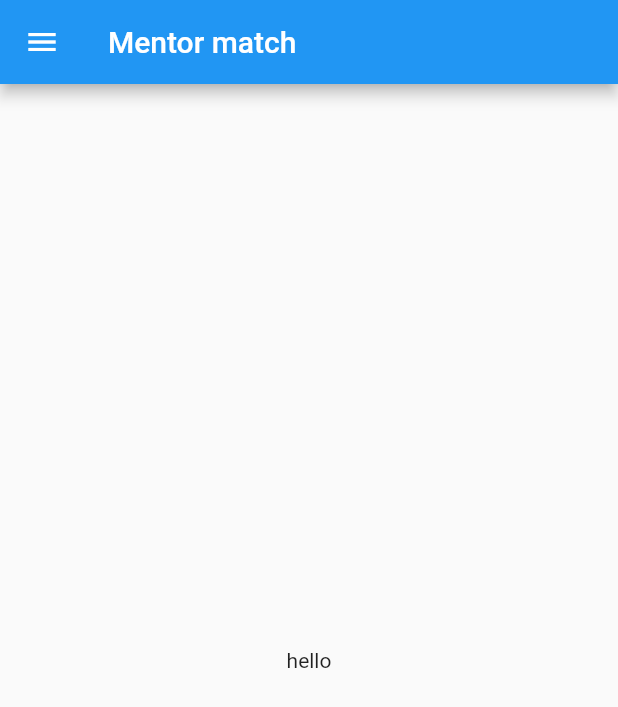
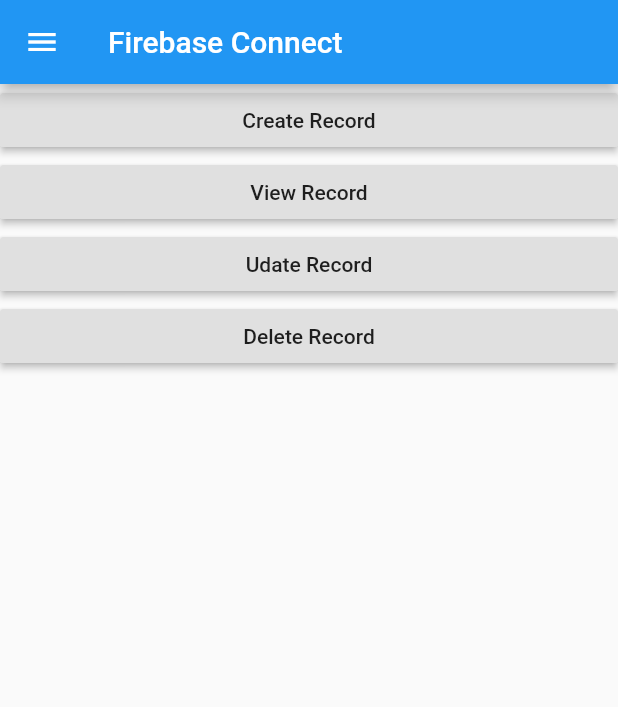
Before and after one commit to elquimeras/baigones, a Flutter app: the MyDrawer widget shown alone on an empty page, opened directly, after a tap on "Mis preguntas", on a phone screen of 412 x 824 dp. Shown: the top 707 px of the screen. Run offline on Flutter 3.47's test engine with Material 2 defaults, Android fonts, the phone set to English and light mode, and no system bars; our stand-ins replace firebase_database; accounts and stored records are empty.

Commit message:
db firebase

```diff
--- /dev/null
+++ b/lib/bdd.dart
@@ -0,0 +1,78 @@
+import 'package:flutter/material.dart';
+import 'package:firebase_database/firebase_database.dart';
+import './drawer.dart';
+
+class FirebaseDb extends StatelessWidget {
+
+  final databaseReference = FirebaseDatabase.instance.reference();
+
+  @override
+  Widget build(BuildContext context) {
+    getData();
+    return Scaffold(
+        drawer: MyDrawer(),
+        appBar: AppBar(
+            title: Text('Firebase Connect'),
+            ),
+        body: Center(
+            child: Column(
+                crossAxisAlignment: CrossAxisAlignment.stretch,
+                children: <Widget>[
+
+                  RaisedButton(
+                      child: Text('Create Record'),
+                      onPressed: () {
+                        createRecord();
+                      },
+                  ),
+
+                  RaisedButton(
+                      child: Text('View Record'),
+                      onPressed: () {
+                        getData();
+                      },
+                  ),
+                  RaisedButton(
+                      child: Text('Udate Record'),
+                      onPressed: () {
+                        updateData();
+                      },
+                  ),
+                  RaisedButton(
+                      child: Text('Delete Record'),
+                      onPressed: () {
+                        deleteData();
+                      },
+                  ),
+                ],
+            )
+        ), //center
+    );
+  }
+
+  void createRecord(){
+    databaseReference.child("1").set({
+      'title': 'Mastering EJB',
+      'description': 'Programming Guide for J2EE'
+    });
+    databaseReference.child("2").set({
+      'title': 'Flutter in Action',
+      'description': 'Complete Programming Guide to learn Flutter'
+    });
+  }
+  void getData(){
+    databaseReference.once().then((DataSnapshot snapshot) {
+      print('Data : ${snapshot.value}');
+    });
+  }
+
+  void updateData(){
+    databaseReference.child('1').update({
+      'description': 'J2EE complete Reference'
+    });
+  }
+
+  void deleteData(){
+    databaseReference.child('1').remove();
+  }
+}
--- a/lib/drawer.dart
+++ b/lib/drawer.dart
@@ -1,6 +1,7 @@
 
 import 'package:flutter/material.dart';
 import './login.dart';
+import './bdd.dart';
 
 class MyDrawer extends StatelessWidget {
   @override
@@ -37,7 +38,10 @@ class MyDrawer extends StatelessWidget {
                 // Update the state of the app
                 // ...
                 // Then close the drawer
-                Navigator.pop(context);
+                Navigator.push(
+                  context,
+                  MaterialPageRoute(builder: (context) => FirebaseDb()),
+                );
               },
             ),
             ListTile(
--- a/lib/home.dart
+++ b/lib/home.dart
@@ -6,7 +6,7 @@ class HomePage extends StatelessWidget {
   Widget build(BuildContext context) {
     return Scaffold(
       appBar: AppBar(
-        title: Text('Mentor match'),
+        title: Text('Mentor match '),
       ),
       body: Center(
         child: Text('hello'),
--- a/pubspec.yaml
+++ b/pubspec.yaml
@@ -19,6 +19,7 @@ environment:
 dependencies:
   flutter:
     sdk: flutter
+  firebase_database: 1.0.3
 
   # The following adds the Cupertino Icons font to your application.
   # Use with the CupertinoIcons class for iOS style icons.
```
Also changed, not shown: pubspec.lock, 4 other files.
